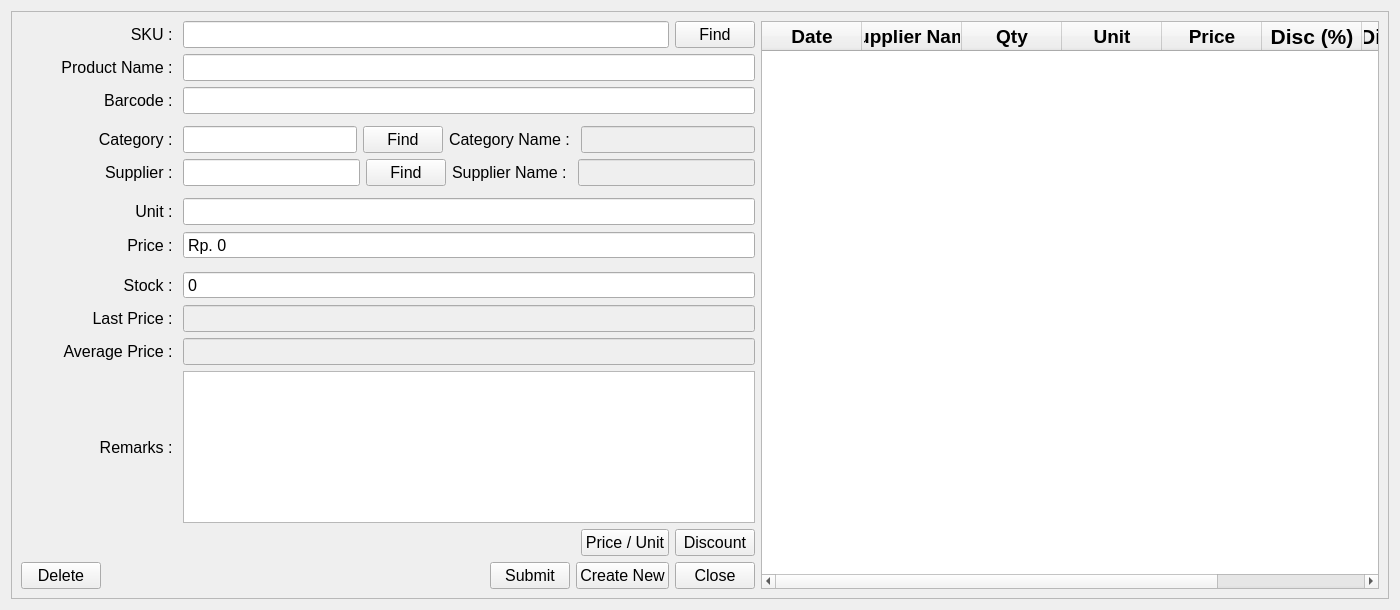
Qt form ui/master_stock.ui (michael-halim/pos) before a commit.
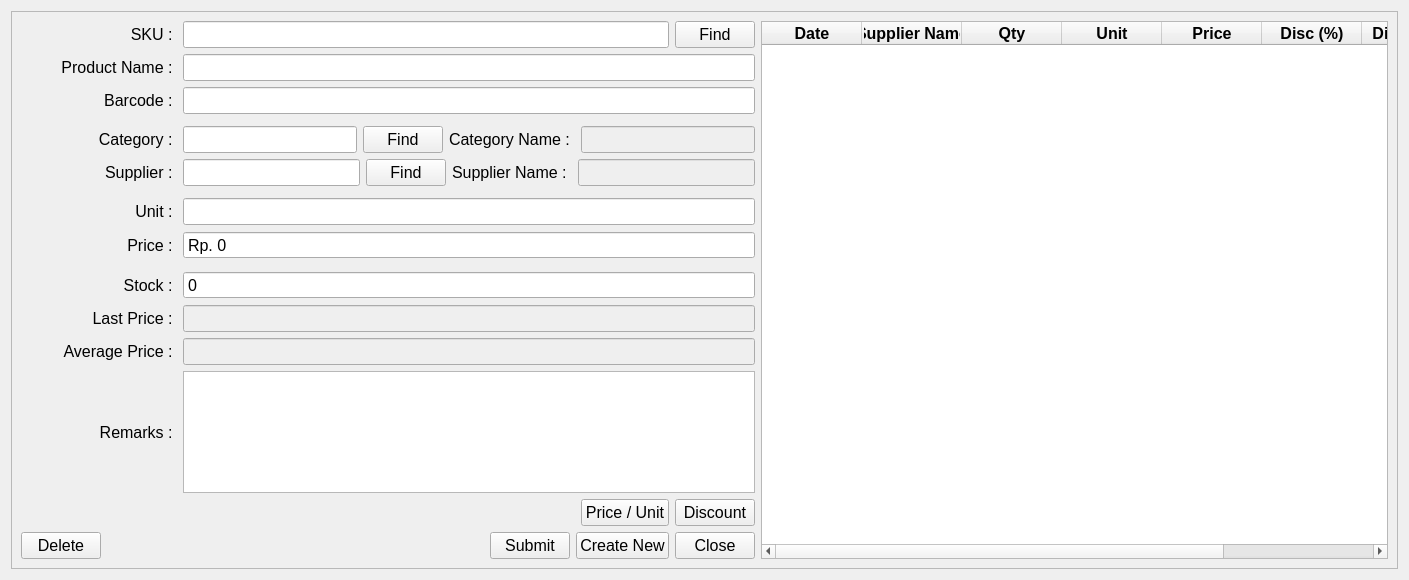
The same form after that commit.

Diff of the .ui file:
```diff
--- a/ui/master_stock.ui
+++ b/ui/master_stock.ui
@@ -6,8 +6,8 @@
    <rect>
     <x>0</x>
     <y>0</y>
-    <width>1400</width>
-    <height>610</height>
+    <width>1409</width>
+    <height>580</height>
    </rect>
   </property>
   <property name="windowTitle">
@@ -29,8 +29,14 @@
          <layout class="QVBoxLayout" name="verticalLayout_3">
           <item>
            <layout class="QVBoxLayout" name="verticalLayout_2">
+            <property name="sizeConstraint">
+             <enum>QLayout::SetMinimumSize</enum>
+            </property>
             <item>
              <layout class="QFormLayout" name="formLayout">
+              <property name="sizeConstraint">
+               <enum>QLayout::SetDefaultConstraint</enum>
+              </property>
               <item row="0" column="1">
                <layout class="QHBoxLayout" name="horizontalLayout">
                 <item>
@@ -481,7 +487,13 @@
                  </widget>
                 </item>
                 <item>
-                 <widget class="QTextEdit" name="remarks_master_stock_input"/>
+                 <widget class="QTextEdit" name="remarks_master_stock_input">
+                  <property name="font">
+                   <font>
+                    <pointsize>12</pointsize>
+                   </font>
+                  </property>
+                 </widget>
                 </item>
                </layout>
               </item>
@@ -685,7 +697,7 @@
            </property>
            <property name="font">
             <font>
-             <pointsize>14</pointsize>
+             <pointsize>12</pointsize>
              <weight>75</weight>
              <bold>true</bold>
             </font>
@@ -700,7 +712,7 @@
            </property>
            <property name="font">
             <font>
-             <pointsize>14</pointsize>
+             <pointsize>12</pointsize>
              <weight>75</weight>
              <bold>true</bold>
             </font>
@@ -715,7 +727,7 @@
            </property>
            <property name="font">
             <font>
-             <pointsize>14</pointsize>
+             <pointsize>12</pointsize>
              <weight>75</weight>
              <bold>true</bold>
             </font>
@@ -730,7 +742,7 @@
            </property>
            <property name="font">
             <font>
-             <pointsize>14</pointsize>
+             <pointsize>12</pointsize>
              <weight>75</weight>
              <bold>true</bold>
             </font>
@@ -745,7 +757,7 @@
            </property>
            <property name="font">
             <font>
-             <pointsize>14</pointsize>
+             <pointsize>12</pointsize>
              <weight>75</weight>
              <bold>true</bold>
             </font>
@@ -760,7 +772,7 @@
            </property>
            <property name="font">
             <font>
-             <pointsize>16</pointsize>
+             <pointsize>12</pointsize>
              <weight>75</weight>
              <bold>true</bold>
             </font>
@@ -775,7 +787,7 @@
            </property>
            <property name="font">
             <font>
-             <pointsize>16</pointsize>
+             <pointsize>12</pointsize>
              <weight>75</weight>
              <bold>true</bold>
             </font>
@@ -790,7 +802,7 @@
            </property>
            <property name="font">
             <font>
-             <pointsize>14</pointsize>
+             <pointsize>12</pointsize>
              <weight>75</weight>
              <bold>true</bold>
             </font>
```
Left out of the diff: 18 changed lines with no effect on the pictures.
